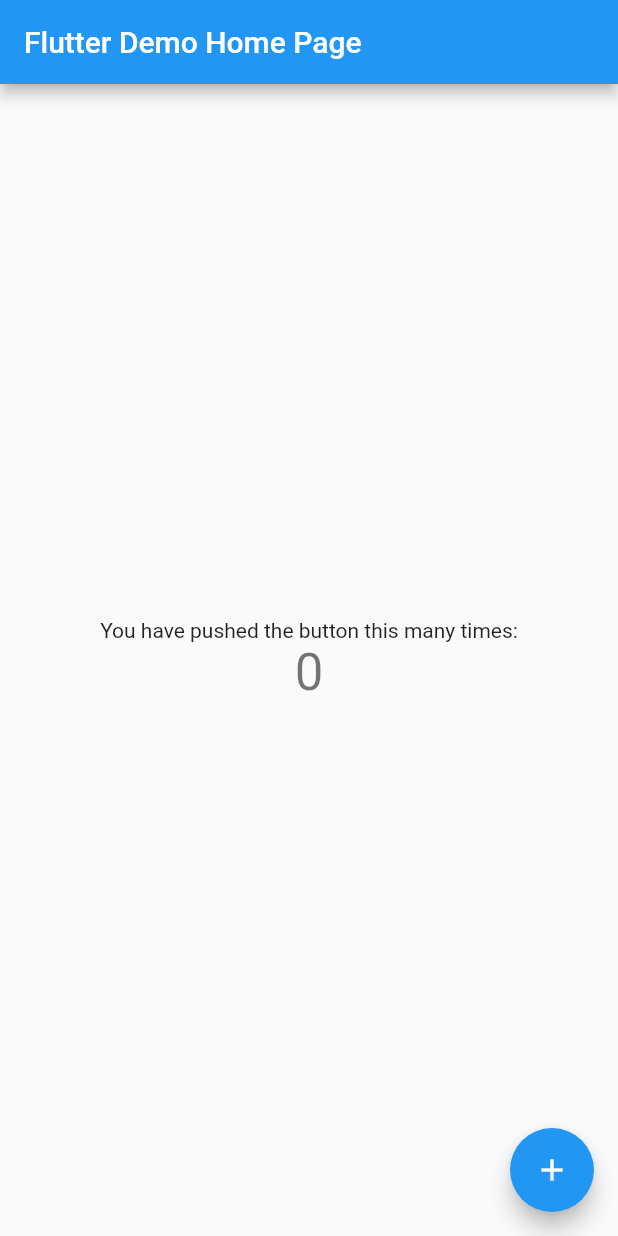
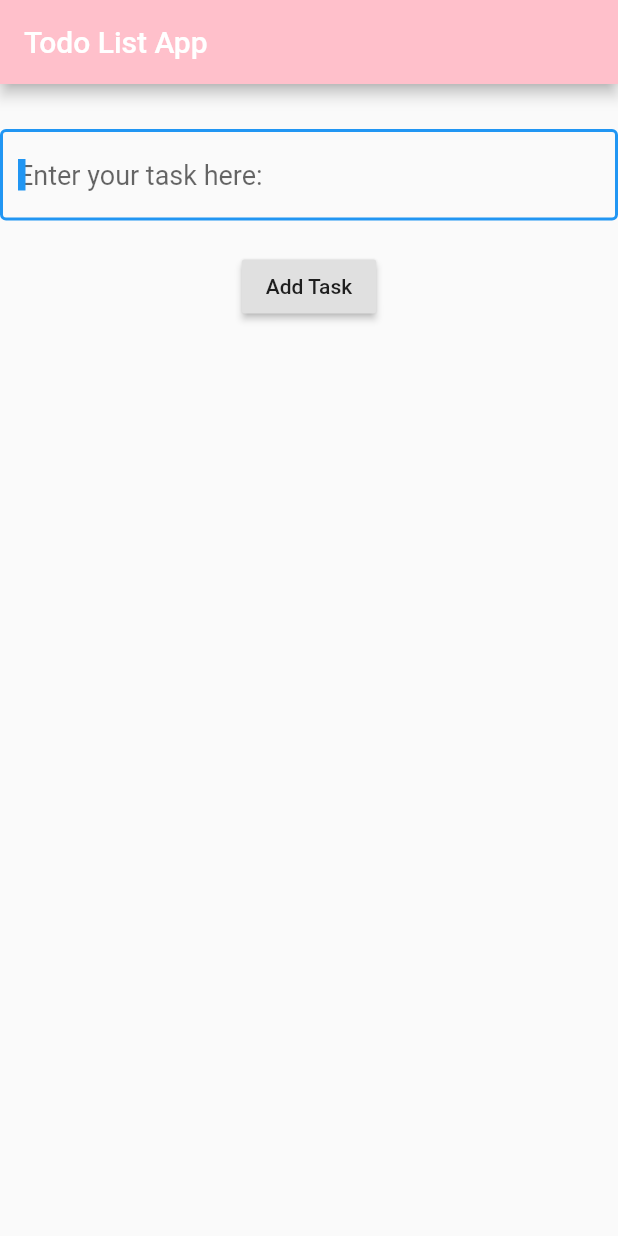
Before and after one commit to Arushigandhi/Flutter_TodoListApp, a Flutter app: the screen it shows after launch, on a phone screen of 412 x 824 dp. Run offline on Flutter 3.47's test engine with Material 2 defaults, Android fonts, the phone set to English and light mode, and no system bars; our stand-ins replace fluttertoast.

Commit message:
local todo

```diff
--- a/lib/main.dart
+++ b/lib/main.dart
@@ -1,115 +1,224 @@
 import 'package:flutter/material.dart';
+import 'package:fluttertoast/fluttertoast.dart';
 
 void main() {
-  runApp(const MyApp());
+  runApp(MaterialApp(
+    home: App(),
+  ));
 }
 
-class MyApp extends StatelessWidget {
-  const MyApp({Key? key}) : super(key: key);
+class ListItem {
+  String todoText;
+  bool todoCheck;
+  ListItem(this.todoText, this.todoCheck);
+}
 
-  // This widget is the root of your application.
-  @override
-  Widget build(BuildContext context) {
-    return MaterialApp(
-      title: 'Flutter Demo',
-      theme: ThemeData(
-        // This is the theme of your application.
-        //
-        // Try running your application with "flutter run". You'll see the
-        // application has a blue toolbar. Then, without quitting the app, try
-        // changing the primarySwatch below to Colors.green and then invoke
-        // "hot reload" (press "r" in the console where you ran "flutter run",
-        // or simply save your changes to "hot reload" in a Flutter IDE).
-        // Notice that the counter didn't reset back to zero; the application
-        // is not restarted.
-        primarySwatch: Colors.blue,
+class _strikeThrough extends StatelessWidget {
+  final String todoText;
+  final bool todoCheck;
+  _strikeThrough(this.todoText, this.todoCheck) : super();
+
+  Widget _widget() {
+    if (todoCheck) {
+      return Text(
+        todoText,
+        style: TextStyle(
+          decoration: TextDecoration.lineThrough,
+          fontStyle: FontStyle.italic,
+          fontSize: 20.0,
+          color: Colors.pinkAccent[200],
         ),
-      home: const MyHomePage(title: 'Flutter Demo Home Page'),
+      );
+    } else {
+      return Text(
+        todoText,
+        style: TextStyle(fontSize: 20.0),
       );
     }
   }
 
-class MyHomePage extends StatefulWidget {
-  const MyHomePage({Key? key, required this.title}) : super(key: key);
+  @override
+  Widget build(BuildContext context) {
+    return _widget();
+  }
+}
 
-  // This widget is the home page of your application. It is stateful, meaning
-  // that it has a State object (defined below) that contains fields that affect
-  // how it looks.
+class App extends StatefulWidget {
+  @override
+  AppState createState() {
+    return AppState();
+  }
+}
 
-  // This class is the configuration for the state. It holds the values (in this
-  // case the title) provided by the parent (in this case the App widget) and
-  // used by the build method of the State. Fields in a Widget subclass are
-  // always marked "final".
+class AppState extends State<App> {
+  var counter = 0;
 
-  final String title;
+  var textController = TextEditingController();
+  var popUpTextController = TextEditingController();
+
+  List<ListItem> WidgetList = [];
 
   @override
-  State<MyHomePage> createState() => _MyHomePageState();
-}
-
-class _MyHomePageState extends State<MyHomePage> {
-  int _counter = 0;
-
-  void _incrementCounter() {
-    setState(() {
-      // This call to setState tells the Flutter framework that something has
-      // changed in this State, which causes it to rerun the build method below
-      // so that the display can reflect the updated values. If we changed
-      // _counter without calling setState(), then the build method would not be
-      // called again, and so nothing would appear to happen.
-      _counter++;
-    });
+  void dispose() {
+    textController.dispose();
+    popUpTextController.dispose();
+    super.dispose();
   }
 
   @override
   Widget build(BuildContext context) {
-    // This method is rerun every time setState is called, for instance as done
-    // by the _incrementCounter method above.
-    //
-    // The Flutter framework has been optimized to make rerunning build methods
-    // fast, so that you can just rebuild anything that needs updating rather
-    // than having to individually change instances of widgets.
     return Scaffold(
       appBar: AppBar(
-        // Here we take the value from the MyHomePage object that was created by
-        // the App.build method, and use it to set our appbar title.
-        title: Text(widget.title),
+        title: Text("Todo List App"),
+        backgroundColor: Color.fromRGBO(255, 192, 203, 1),
+        iconTheme: IconThemeData(color: Colors.white),
       ),
-      body: Center(
-        // Center is a layout widget. It takes a single child and positions it
-        // in the middle of the parent.
-        child: Column(
-          // Column is also a layout widget. It takes a list of children and
-          // arranges them vertically. By default, it sizes itself to fit its
-          // children horizontally, and tries to be as tall as its parent.
-          //
-          // Invoke "debug painting" (press "p" in the console, choose the
-          // "Toggle Debug Paint" action from the Flutter Inspector in Android
-          // Studio, or the "Toggle Debug Paint" command in Visual Studio Code)
-          // to see the wireframe for each widget.
-          //
-          // Column has various properties to control how it sizes itself and
-          // how it positions its children. Here we use mainAxisAlignment to
-          // center the children vertically; the main axis here is the vertical
-          // axis because Columns are vertical (the cross axis would be
-          // horizontal).
+      body: Column(
+        crossAxisAlignment: CrossAxisAlignment.center,
         mainAxisAlignment: MainAxisAlignment.center,
         children: <Widget>[
-            const Text(
-              'You have pushed the button this many times:',
+          Container(
+            child: TextField(
+              decoration: InputDecoration(
+                  border: OutlineInputBorder(),
+                  enabledBorder: OutlineInputBorder(
+                    borderSide: BorderSide(color: Colors.pinkAccent),
                   ),
-            Text(
-              '$_counter',
-              style: Theme.of(context).textTheme.headline4,
+                  hintText: "Enter your task here:"),
+              style: const TextStyle(
+                fontSize: 18.0,
               ),
+              controller: textController,
+              cursorWidth: 5.0,
+              autocorrect: true,
+              autofocus: true,
+            ),
+            padding: EdgeInsets.fromLTRB(0, 30, 0, 0),
+          ),
+          Container(
+            margin: const EdgeInsets.fromLTRB(0, 20, 0, 20),
+            child: RaisedButton(
+              child: Text("Add Task"),
+              onPressed: () {
+                if (textController.text.isNotEmpty) {
+                  WidgetList.add(new ListItem(textController.text, false));
+                  setState(() {
+                    textController.clear();
+                  });
+                }
+              },
+            ),
+          ),
+          Expanded(
+            child: ReorderableListView(
+              children: <Widget>[
+                for (final widget in WidgetList)
+                  GestureDetector(
+                    key: Key(widget.todoText),
+                    child: Dismissible(
+                      key: Key(widget.todoText),
+                      child: CheckboxListTile(
+                        //key: ValueKey("Checkboxtile $widget"),
+                        value: widget.todoCheck,
+                        title:
+                            _strikeThrough(widget.todoText, widget.todoCheck),
+                        onChanged: (checkValue) {
+                          //_strikethrough toggle
+                          setState(() {
+                            if (!checkValue!) {
+                              widget.todoCheck = false;
+                            } else {
+                              widget.todoCheck = true;
+                            }
+                          });
+                        },
+                      ),
+                      background: Container(
+                        child: Icon(Icons.delete),
+                        alignment: Alignment.centerRight,
+                        color: Colors.pink[300],
+                      ),
+                      confirmDismiss: (dismissDirection) {
+                        return showDialog(
+                            //On Dismissing
+                            context: context,
+                            barrierDismissible: true,
+                            builder: (BuildContext context) {
+                              return AlertDialog(
+                                title: Text("Delete Todo?"),
+                                actions: <Widget>[
+                                  FlatButton(
+                                    child: Text("OK"),
+                                    onPressed: () {
+                                      Navigator.of(context).pop(true);
+                                    },
+                                  ), //OK Button
+                                  FlatButton(
+                                    child: Text("Cancel"),
+                                    onPressed: () {
+                                      Navigator.of(context).pop(false);
+                                    },
+                                  ), //Cancel Button
+                                ],
+                              );
+                            });
+                      },
+                      direction: DismissDirection.endToStart,
+                      movementDuration: const Duration(milliseconds: 200),
+                      onDismissed: (dismissDirection) {
+                        //Delete Todo
+                        WidgetList.remove(widget);
+                        Fluttertoast.showToast(msg: "Todo Deleted!");
+                      },
+                    ),
+                    onDoubleTap: () {
+                      popUpTextController.text = widget.todoText;
+                      //For Editing Todo
+                      showDialog(
+                          context: context,
+                          barrierDismissible: true,
+                          builder: (BuildContext context) {
+                            return AlertDialog(
+                              title: Text("Edit Todo"),
+                              content: TextFormField(
+                                controller: popUpTextController,
+                              ),
+                              actions: <Widget>[
+                                FlatButton(
+                                  child: Text("OK"),
+                                  onPressed: () {
+                                    setState(() {
+                                      widget.todoText =
+                                          popUpTextController.text;
+                                    });
+                                    Navigator.of(context).pop(true);
+                                  },
+                                ), //OK Button
+                                FlatButton(
+                                  child: Text("Cancel"),
+                                  onPressed: () {
+                                    Navigator.of(context).pop(false);
+                                  },
+                                ), //Cancel Button
+                              ],
+                            );
+                          });
+                    },
+                  )
+              ],
+              onReorder: (oldIndex, newIndex) {
+                setState(() {
+                  if (oldIndex < newIndex) {
+                    newIndex -= 1;
+                  }
+                  var replaceWiget = WidgetList.removeAt(oldIndex);
+                  WidgetList.insert(newIndex, replaceWiget);
+                });
+              },
+            ),
+          )
         ],
       ),
-      ),
-      floatingActionButton: FloatingActionButton(
-        onPressed: _incrementCounter,
-        tooltip: 'Increment',
-        child: const Icon(Icons.add),
-      ), // This trailing comma makes auto-formatting nicer for build methods.
     );
   }
 }
--- a/pubspec.yaml
+++ b/pubspec.yaml
@@ -34,6 +34,7 @@ dependencies:
   # The following adds the Cupertino Icons font to your application.
   # Use with the CupertinoIcons class for iOS style icons.
   cupertino_icons: ^1.0.2
+  fluttertoast: ^8.0.8
 
 dev_dependencies:
   flutter_test:
```
Also changed, not shown: pubspec.lock, 1 other file. Lines whose indentation alone changed are shown as unchanged.
